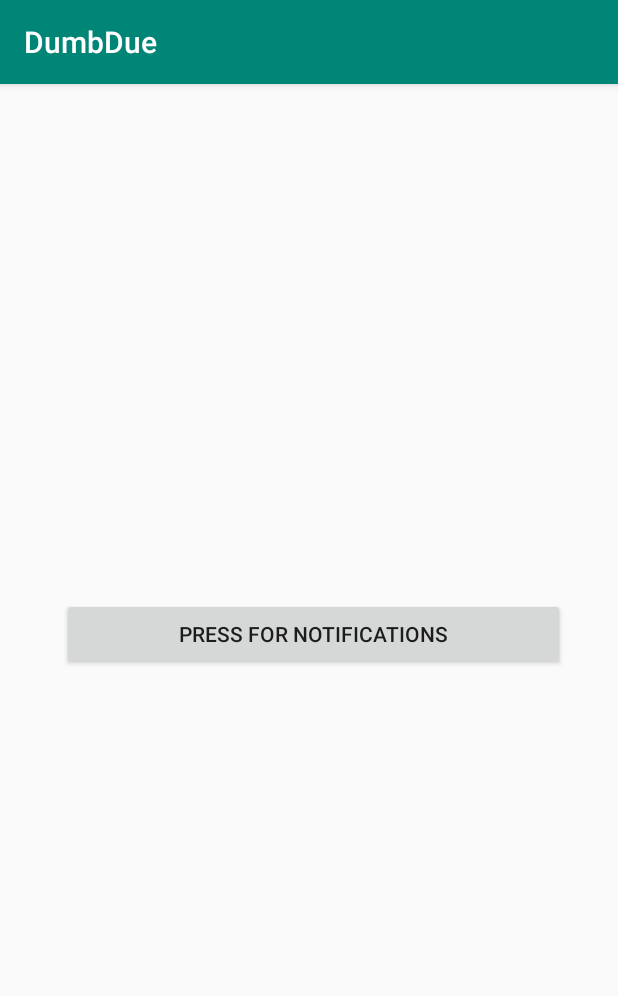
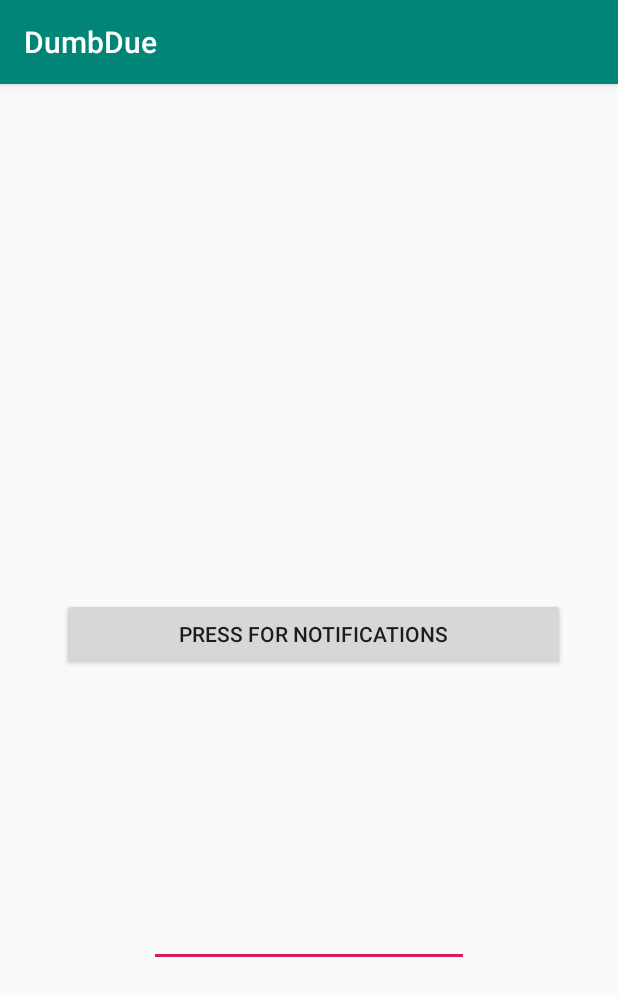
Before and after one commit to NafeeJ/DumbDue, an Android app: the screen it shows after launch (MainActivity), on a phone screen of 412 x 824 dp. Shown: the top 996 px of the screen. Run offline under Robolectric (Android 15) with nearby library versions, the light colour scheme and no system bars.

Commit message:
time input test

```diff
--- a/app/src/main/res/layout/activity_main.xml
+++ b/app/src/main/res/layout/activity_main.xml
@@ -40,4 +40,21 @@
         app:layout_constraintTop_toBottomOf="@+id/button"
         app:layout_constraintVertical_bias="1.0" />
 
+    <EditText
+        android:id="@+id/editText"
+        android:layout_width="wrap_content"
+        android:layout_height="wrap_content"
+        android:layout_marginStart="99dp"
+        android:layout_marginTop="507dp"
+        android:layout_marginEnd="99dp"
+        android:layout_marginBottom="179dp"
+        android:ems="10"
+        android:inputType="time"
+        app:layout_constraintBottom_toBottomOf="parent"
+        app:layout_constraintEnd_toEndOf="parent"
+        app:layout_constraintHorizontal_bias="0.0"
+        app:layout_constraintStart_toStartOf="parent"
+        app:layout_constraintTop_toTopOf="parent"
+        app:layout_constraintVertical_bias="1.0" />
+
 </androidx.constraintlayout.widget.ConstraintLayout>
```
